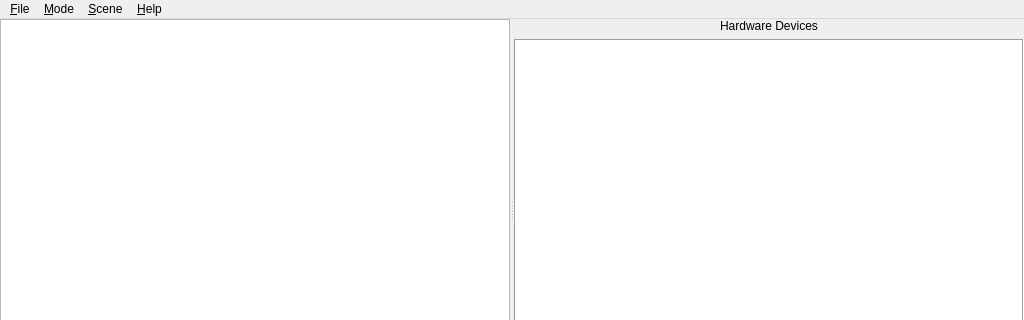
The window that src/mainwindow.ui (LuxCoreRender/LuxMark) describes before a commit, drawn with Qt 5; both pictures show x 0 to 1024 and y 0 to 320 of the 1024 by 768 pixel window.
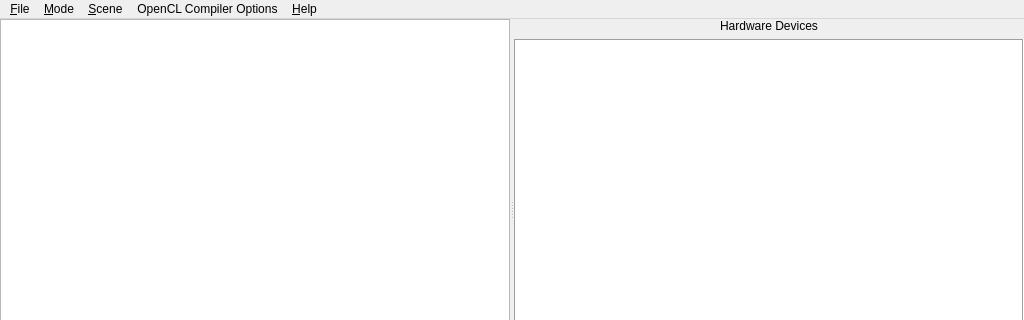
The same window after the commit. Icons and pictures are not drawn.

Commit message: Added a new menu to select OpenCL compiler options

Patch:
```diff
--- a/src/mainwindow.ui
+++ b/src/mainwindow.ui
@@ -152,9 +152,19 @@
     <addaction name="action_Microphone"/>
     <addaction name="action_LuxBall_HDR"/>
    </widget>
+   <widget class="QMenu" name="menuOpenCL_Compiler_Opts">
+    <property name="title">
+     <string>OpenCL Compiler Options</string>
+    </property>
+    <addaction name="action_cl_fast_relaxed_math"/>
+    <addaction name="action_cl_mad_enable"/>
+    <addaction name="action_cl_no_signed_zeros"/>
+    <addaction name="action_cl_strict_aliasing"/>
+   </widget>
    <addaction name="menu_File"/>
    <addaction name="menu_Mode"/>
    <addaction name="menu_Scene"/>
+   <addaction name="menuOpenCL_Compiler_Opts"/>
    <addaction name="menu_Help"/>
   </widget>
   <widget class="QStatusBar" name="statusbar"/>
```
Left out of the diff: 112 changed lines with no effect on the pictures. The commit also changes 22 other files.
